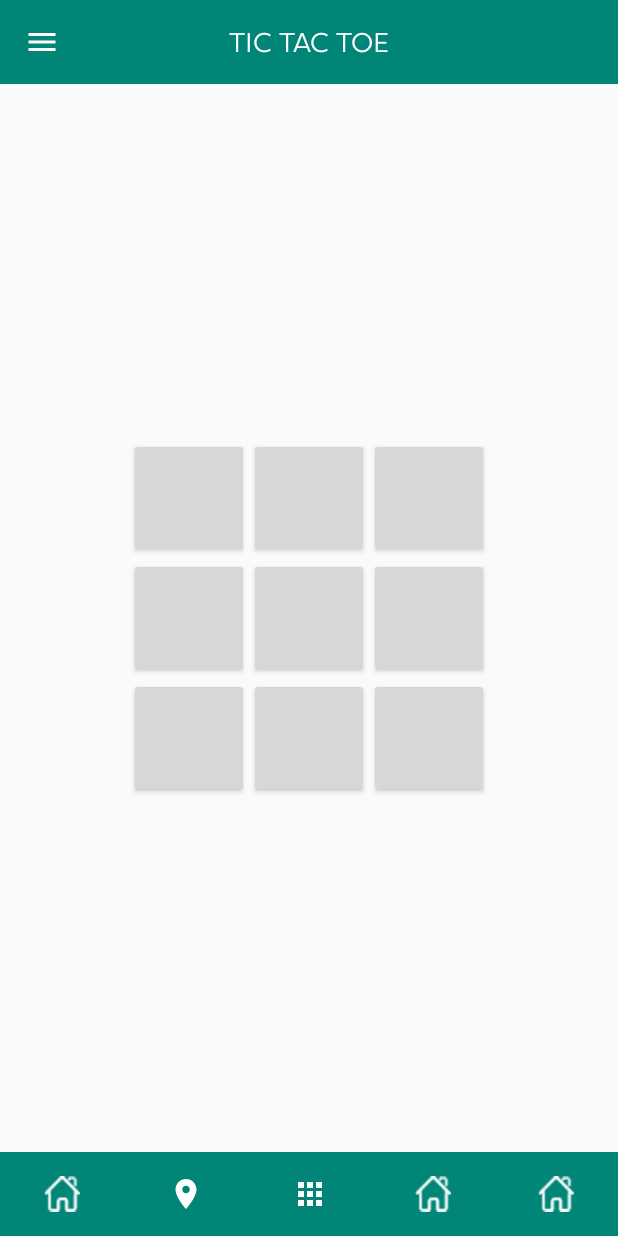
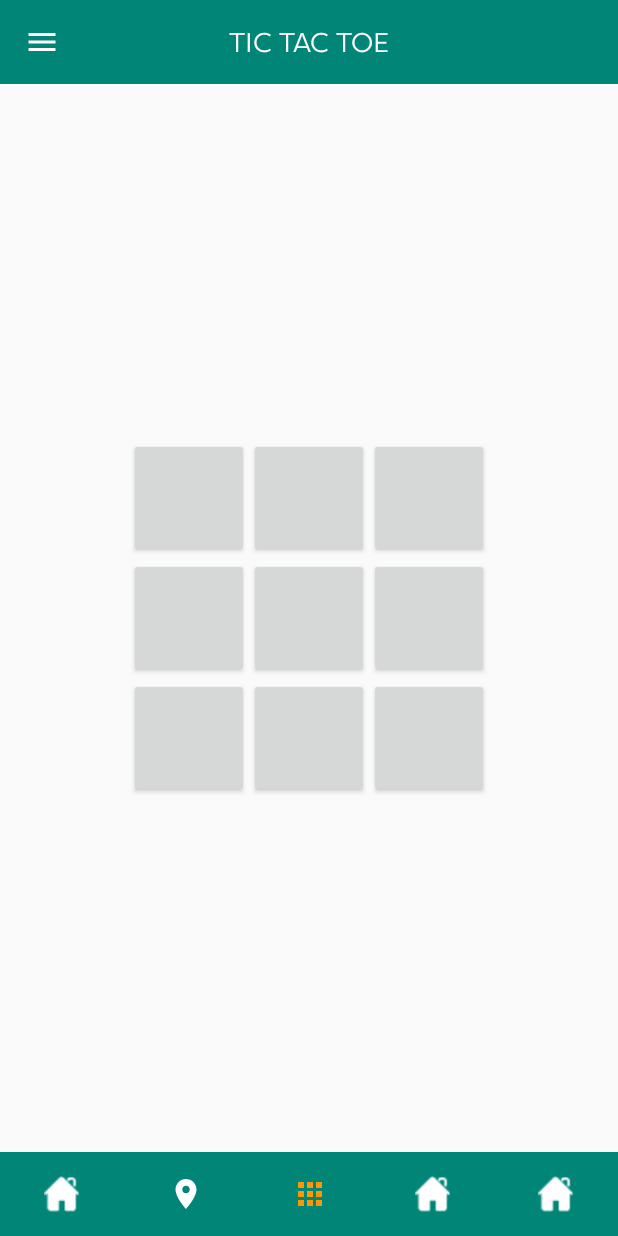
Before and after one commit to francislainy/MyGists, an Android app: the screen it shows after launch (MainActivity), item 3 of the bottom bar chosen, on a phone screen of 412 x 824 dp. Run offline under Robolectric (Android 15) with nearby library versions, the phone set to English and light mode, and no system bars; 1 statement that could not run was skipped.

Commit message:
Add tint to bottom bar differentiating selected and non selected items

```diff
--- /dev/null
+++ b/app/src/main/res/drawable/bottom_navigation_selector.xml
@@ -0,0 +1,6 @@
+<?xml version="1.0" encoding="utf-8"?>
+<selector xmlns:android="http://schemas.android.com/apk/res/android">
+
+    <item android:color="@color/orange" android:state_checked="true"/>
+    <item android:color="@color/white" android:state_checked="false"/>
+</selector>
--- a/app/src/main/res/drawable/selector_tic_tac_toe_tab.xml
+++ b/app/src/main/res/drawable/selector_tic_tac_toe_tab.xml
@@ -1,5 +1,5 @@
 <?xml version="1.0" encoding="utf-8"?>
 <selector xmlns:android="http://schemas.android.com/apk/res/android">
-    <item android:drawable="@drawable/ic_tic_tac_toe_orange" android:state_selected="true"/>
-    <item android:drawable="@drawable/ic_tic_tac_toe" android:state_selected="false"/>
+    <item android:drawable="@drawable/ic_tic_tac_toe_orange" android:state_checked="true"/>
+    <item android:drawable="@drawable/ic_tic_tac_toe" android:state_checked="false"/>
 </selector>
--- a/app/src/main/res/layout/bottom_bar_navigation.xml
+++ b/app/src/main/res/layout/bottom_bar_navigation.xml
@@ -10,11 +10,8 @@
             android:layout_width="match_parent"
             android:layout_height="match_parent"
             android:layout_gravity="bottom"
-            android:background="?android:attr/windowBackground"
-            app:itemBackground="@color/colorPrimary"
-            android:foreground="?attr/selectableItemBackground"
-            app:itemIconTint="@color/white"
-            app:itemTextColor="@color/white"
+            app:backgroundTint="@color/colorPrimary"
+            app:itemIconTint="@drawable/bottom_navigation_selector"
             app:labelVisibilityMode="unlabeled"
             app:menu="@menu/bottom_main_menu"/>
 
--- a/app/src/main/res/menu/bottom_main_menu.xml
+++ b/app/src/main/res/menu/bottom_main_menu.xml
@@ -4,31 +4,31 @@
 
     <item
             android:id="@+id/tab_home"
-            android:icon="@drawable/selector_home_tab"
+            android:icon="@drawable/home_blue"
             android:title="@string/tab_home"
             app:showAsAction="always"/>
 
     <item
             android:id="@+id/tab_location"
-            android:icon="@drawable/selector_location_tab"
+            android:icon="@drawable/ic_location"
             android:title="Location"
             app:showAsAction="always"/>
 
     <item
             android:id="@+id/tab_tic_tac_toe"
-            android:icon="@drawable/selector_tic_tac_toe_tab"
+            android:icon="@drawable/ic_tic_tac_toe"
             android:title="Tic Tac Toe"
             app:showAsAction="always"/>
 
     <item
             android:id="@+id/tab_eap"
-            android:icon="@drawable/selector_home_tab"
+            android:icon="@drawable/home_blue"
             android:title="EAP"
             app:showAsAction="always"/>
 
     <item
             android:id="@+id/tab_more"
-            android:icon="@drawable/selector_home_tab"
+            android:icon="@drawable/home_blue"
             android:title="More"
             app:showAsAction="always"/>
 
```
